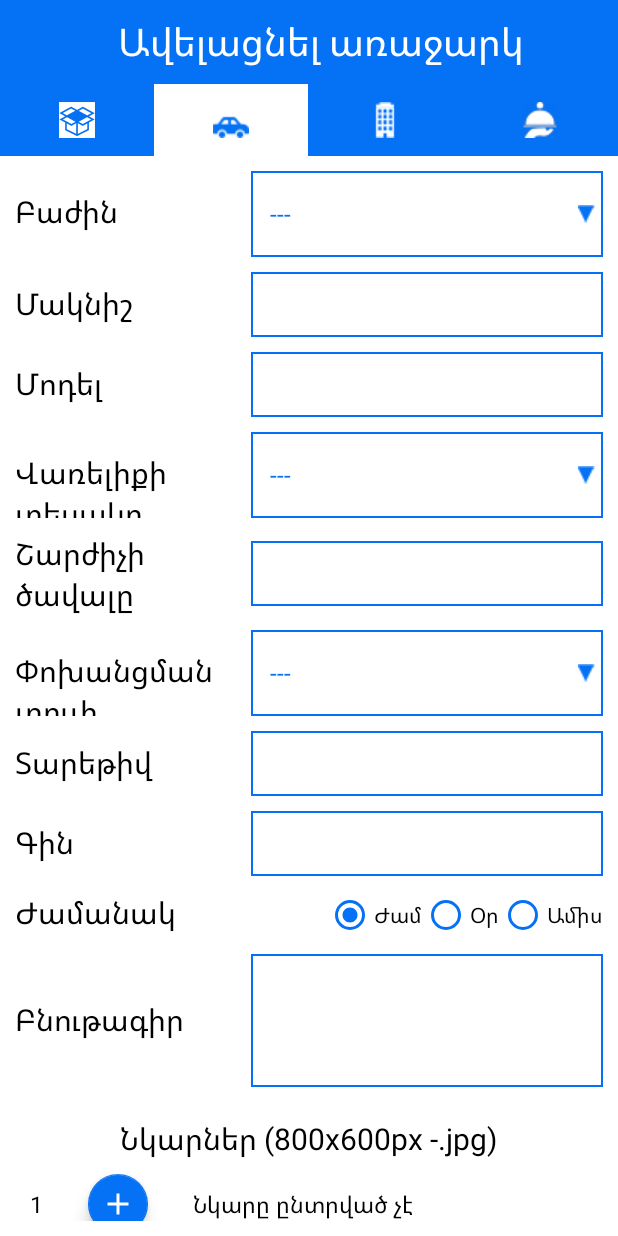
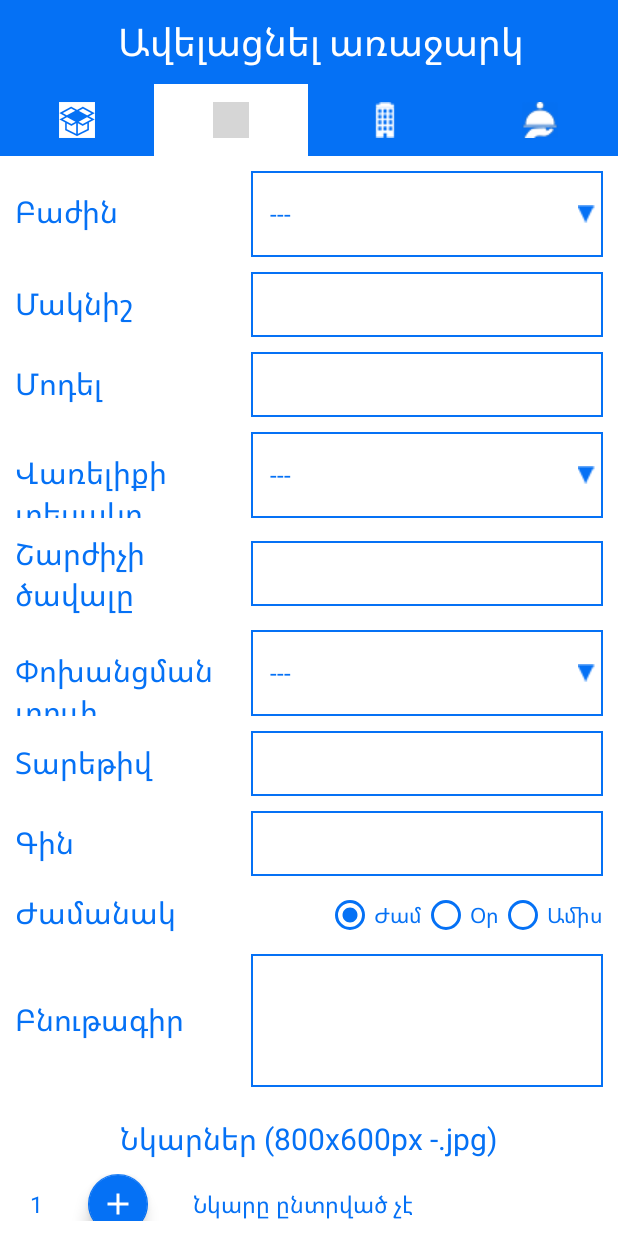
Before and after one commit to Aramucho/Prokat.am, an Android app: the GoodsFragment screen opened directly, with no data from a screen before it, tab 2 chosen, on a phone screen of 412 x 824 dp. Run offline under Robolectric (Android 15) with nearby library versions, the phone set to English and light mode, and no system bars; grey boxes are pictures that could not be loaded.

Commit message:
TextColors

```diff
--- a/app/src/main/res/drawable/transport_icon_change.xml
+++ b/app/src/main/res/drawable/background_color.xml
@@ -1,4 +1,5 @@
+<?xml version="1.0" encoding="utf-8"?>
 <selector xmlns:android="http://schemas.android.com/apk/res/android">
-    <item android:drawable="@drawable/transport_icon_checked" android:state_selected="true" ></item>
-    <item android:drawable="@drawable/transport_icon"></item>
+    <item android:color="@color/maincolorblue" android:state_checked="true"/>
+    <item android:color="@color/maincolorwhite"/>
 </selector>
--- a/app/src/main/res/layout/about_fragment.xml
+++ b/app/src/main/res/layout/about_fragment.xml
@@ -11,7 +11,7 @@
         android:layout_height="wrap_content"
         android:layout_centerHorizontal="true"
         android:text="@string/about"
-        android:textColor="#000000"
+        android:textColor="@color/maincolorblue"
         android:textSize="25sp" />
 
     <ScrollView
@@ -25,7 +25,7 @@
             android:layout_width="wrap_content"
             android:layout_height="wrap_content"
             android:text="@string/about_all"
-            android:textColor="#000000"
+            android:textColor="@color/maincolorblue"
             android:padding="10dp" />
 
     </ScrollView>
--- a/app/src/main/res/layout/activity_main.xml
+++ b/app/src/main/res/layout/activity_main.xml
@@ -19,10 +19,10 @@
         android:layout_height="match_parent"
         android:layout_gravity="start"
         android:background="#0571f5"
-        android:backgroundTintMode="@color/maincolorwhite"
+        android:backgroundTintMode="@color/maincolorblue"
         android:fitsSystemWindows="true"
         app:arc_cropDirection="cropOutside"
-        app:arc_width="40dp"
+        app:arc_width="96dp"
         app:headerLayout="@layout/nav_header_main"
         app:itemIconTint="@color/drawer_item"
         app:itemTextColor="@color/drawer_item"
--- a/app/src/main/res/layout/conditions_fragment.xml
+++ b/app/src/main/res/layout/conditions_fragment.xml
@@ -11,7 +11,7 @@
         android:text="@string/conditions"
         android:id="@+id/conditions_title"
         android:textSize="30sp"
-        android:textColor="#000000"
+        android:textColor="@color/maincolorblue"
         android:gravity="center"/>
     <me.biubiubiu.justifytext.library.JustifyTextView
         android:layout_width="wrap_content"
@@ -19,7 +19,7 @@
         android:layout_marginTop="15dp"
         android:text="@string/conditions_all"
         android:layout_below="@id/conditions_title"
-        android:textColor="#000000"
+        android:textColor="@color/maincolorblue"
         android:padding="10dp" />
 
 </RelativeLayout>
--- a/app/src/main/res/layout/transport_fragment.xml
+++ b/app/src/main/res/layout/transport_fragment.xml
@@ -29,7 +29,7 @@
                     android:gravity="center_vertical"
                     android:minHeight="40dp"
                     android:text="@string/section"
-                    android:textColor="#000000"
+                    android:textColor="@color/maincolorblue"
                     android:textSize="20sp" />
 
                 <Spinner
@@ -37,8 +37,8 @@
                     android:layout_width="match_parent"
                     android:layout_height="wrap_content"
                     android:layout_weight="0.4"
+                    android:background="@drawable/spinner_selector"
                     android:minHeight="40dp"
-                    android:background="@drawable/spinner_selector"
                     android:popupBackground="@color/maincolorwhite"
 
 
@@ -63,7 +63,7 @@
                     android:gravity="center_vertical"
                     android:minHeight="40dp"
                     android:text="@string/transport_mark"
-                    android:textColor="#000000"
+                    android:textColor="@color/maincolorblue"
                     android:textSize="20sp" />
 
                 <EditText
@@ -93,7 +93,7 @@
                     android:layout_weight="0.6"
                     android:gravity="center_vertical"
                     android:text="@string/transport_model"
-                    android:textColor="#000000"
+                    android:textColor="@color/maincolorblue"
                     android:textSize="20sp" />
 
                 <EditText
@@ -123,7 +123,7 @@
                     android:layout_weight="0.6"
                     android:gravity="center_vertical"
                     android:text="@string/engine_type"
-                    android:textColor="#000000"
+                    android:textColor="@color/maincolorblue"
                     android:textSize="20sp" />
 
                 <Spinner
@@ -132,8 +132,7 @@
                     android:layout_height="wrap_content"
                     android:layout_weight="0.4"
                     android:background="@drawable/spinner_selector"
-                    android:popupBackground="@color/maincolorwhite"
-                     />
+                    android:popupBackground="@color/maincolorwhite" />
 
 
             </LinearLayout>
@@ -143,8 +142,8 @@
                 android:layout_width="match_parent"
                 android:layout_height="match_parent"
                 android:layout_below="@id/transport_engine_type_layout"
-                android:orientation="horizontal"
-                android:layout_marginTop="10dp">
+                android:layout_marginTop="10dp"
+                android:orientation="horizontal">
 
                 <TextView
                     android:id="@+id/transport_engine_volume"
@@ -154,17 +153,17 @@
                     android:layout_weight="0.6"
                     android:minHeight="50dp"
                     android:text="@string/engine_volume"
-                    android:textColor="#000000"
+                    android:textColor="@color/maincolorblue"
                     android:textSize="20sp" />
 
                 <EditText
-                    android:layout_marginTop="5dp"
                     android:id="@+id/transport_engine_volume_edit"
                     android:layout_width="match_parent"
                     android:layout_height="wrap_content"
+                    android:layout_marginTop="5dp"
                     android:layout_weight="0.4"
+                    android:background="@drawable/edit_text_drawable"
                     android:gravity="fill"
-                    android:background="@drawable/edit_text_drawable"
                     android:inputType="number"
                     android:minHeight="43dp"
                     android:textColor="#000000" />
@@ -187,7 +186,7 @@
                     android:layout_weight="0.6"
                     android:gravity="center_vertical"
                     android:text="@string/box"
-                    android:textColor="#000000"
+                    android:textColor="@color/maincolorblue"
                     android:textSize="20sp" />
 
                 <Spinner
@@ -196,8 +195,7 @@
                     android:layout_height="wrap_content"
                     android:layout_weight="0.4"
                     android:background="@drawable/spinner_selector"
-                    android:popupBackground="@color/maincolorwhite"
-                     />
+                    android:popupBackground="@color/maincolorwhite" />
 
 
             </LinearLayout>
@@ -216,7 +214,7 @@
                     android:layout_height="wrap_content"
                     android:layout_weight="0.6"
                     android:text="@string/year"
-                    android:textColor="#000000"
+                    android:textColor="@color/maincolorblue"
                     android:textSize="20sp" />
 
                 <EditText
@@ -237,9 +235,8 @@
                 android:layout_width="match_parent"
                 android:layout_height="match_parent"
                 android:layout_below="@id/transport_year_layout"
-                android:orientation="horizontal"
-android:layout_marginTop="10dp"
-                >
+                android:layout_marginTop="10dp"
+                android:orientation="horizontal">
 
                 <TextView
                     android:id="@+id/transport_price"
@@ -248,7 +245,7 @@ android:layout_marginTop="10dp"
                     android:layout_weight="0.6"
                     android:gravity="center_vertical"
                     android:text="@string/price"
-                    android:textColor="#000000"
+                    android:textColor="@color/maincolorblue"
                     android:textSize="20sp" />
 
                 <EditText
@@ -278,7 +275,7 @@ android:layout_marginTop="10dp"
                     android:layout_weight="0.6"
                     android:gravity="center_vertical"
                     android:text="@string/time_period"
-                    android:textColor="#000000"
+                    android:textColor="@color/maincolorblue"
                     android:textSize="20sp" />
 
                 <RadioGroup
@@ -292,7 +289,7 @@ android:layout_marginTop="10dp"
                         android:layout_height="wrap_content"
                         android:checked="true"
                         android:text="@string/hour"
-                        android:textColor="#000000"
+                        android:textColor="@color/maincolorblue"
                         android:theme="@style/RadioButtonTheme" />
 
                     <RadioButton
@@ -300,7 +297,7 @@ android:layout_marginTop="10dp"
                         android:layout_width="wrap_content"
                         android:layout_height="wrap_content"
                         android:text="@string/day"
-                        android:textColor="#000000"
+                        android:textColor="@color/maincolorblue"
                         android:theme="@style/RadioButtonTheme" />
 
                     <RadioButton
@@ -308,7 +305,7 @@ android:layout_marginTop="10dp"
                         android:layout_width="wrap_content"
                         android:layout_height="wrap_content"
                         android:text="@string/month"
-                        android:textColor="#000000"
+                        android:textColor="@color/maincolorblue"
                         android:theme="@style/RadioButtonTheme" />
 
                 </RadioGroup>
@@ -330,7 +327,7 @@ android:layout_marginTop="10dp"
                     android:layout_height="wrap_content"
                     android:layout_weight="0.6"
                     android:text="@string/description"
-                    android:textColor="#000000"
+                    android:textColor="@color/maincolorblue"
                     android:textSize="20sp" />
 
                 <EditText
@@ -359,7 +356,7 @@ android:layout_marginTop="10dp"
                     android:layout_height="wrap_content"
                     android:layout_marginTop="10dp"
                     android:text="@string/photos_title"
-                    android:textColor="#000000"
+                    android:textColor="@color/maincolorblue"
                     android:textSize="20sp" />
 
             </LinearLayout>
@@ -378,7 +375,7 @@ android:layout_marginTop="10dp"
                     android:layout_marginLeft="10dp"
                     android:layout_marginTop="9dp"
                     android:text="1"
-                    android:textColor="#000000"
+                    android:textColor="@color/maincolorblue"
                     android:textSize="15sp" />
 
                 <android.support.design.widget.FloatingActionButton
@@ -394,7 +391,6 @@ android:layout_marginTop="10dp"
                     />
 
 
-
                 <TextView
                     android:id="@+id/transport_choose_photos_name_1"
                     android:layout_width="wrap_content"
@@ -403,7 +399,7 @@ android:layout_marginTop="10dp"
                     android:layout_marginTop="9dp"
                     android:layout_toEndOf="@id/transport_choose_button_1"
                     android:text="@string/photo_not_choose"
-                    android:textColor="#000000"
+                    android:textColor="@color/maincolorblue"
                     android:textSize="15sp" />
 
 
@@ -423,7 +419,7 @@ android:layout_marginTop="10dp"
                     android:layout_marginLeft="10dp"
                     android:layout_marginTop="9dp"
                     android:text="2"
-                    android:textColor="#000000"
+                    android:textColor="@color/maincolorblue"
                     android:textSize="15sp" />
 
                 <android.support.design.widget.FloatingActionButton
@@ -433,9 +429,7 @@ android:layout_marginTop="10dp"
                     android:layout_marginLeft="30dp"
                     android:layout_toEndOf="@id/transport_photos_name_2"
                     android:src="@drawable/add"
-                    app:fabSize="mini"
-                    />
-
+                    app:fabSize="mini" />
 
 
                 <TextView
@@ -446,7 +440,7 @@ android:layout_marginTop="10dp"
                     android:layout_marginTop="9dp"
                     android:layout_toEndOf="@id/transport_choose_button_2"
                     android:text="@string/photo_not_choose"
-                    android:textColor="#000000"
+                    android:textColor="@color/maincolorblue"
                     android:textSize="15sp" />
 
 
@@ -466,7 +460,7 @@ android:layout_marginTop="10dp"
                     android:layout_marginLeft="10dp"
                     android:layout_marginTop="9dp"
                     android:text="3"
-                    android:textColor="#000000"
+                    android:textColor="@color/maincolorblue"
                     android:textSize="15sp" />
 
                 <android.support.design.widget.FloatingActionButton
@@ -476,9 +470,7 @@ android:layout_marginTop="10dp"
                     android:layout_marginLeft="30dp"
                     android:layout_toEndOf="@id/transport_photos_name_3"
                     android:src="@drawable/add"
-                    app:fabSize="mini"
-                    />
-
+                    app:fabSize="mini" />
 
 
                 <TextView
@@ -489,7 +481,7 @@ android:layout_marginTop="10dp"
                     android:layout_marginTop="9dp"
                     android:layout_toEndOf="@id/transport_choose_button_3"
                     android:text="@string/photo_not_choose"
-                    android:textColor="#000000"
+                    android:textColor="@color/maincolorblue"
                     android:textSize="15sp" />
 
 
@@ -509,7 +501,7 @@ android:layout_marginTop="10dp"
                     android:layout_marginLeft="10dp"
                     android:layout_marginTop="9dp"
                     android:text="4"
-                    android:textColor="#000000"
+                    android:textColor="@color/maincolorblue"
                     android:textSize="15sp" />
 
                 <android.support.design.widget.FloatingActionButton
@@ -519,9 +511,7 @@ android:layout_marginTop="10dp"
                     android:layout_marginLeft="30dp"
                     android:layout_toEndOf="@id/transport_photos_name_4"
                     android:src="@drawable/add"
-                    app:fabSize="mini"
-                    />
-
+                    app:fabSize="mini" />
 
 
                 <TextView
@@ -532,7 +522,7 @@ android:layout_marginTop="10dp"
                     android:layout_marginTop="9dp"
                     android:layout_toEndOf="@id/transport_choose_button_4"
                     android:text="@string/photo_not_choose"
-                    android:textColor="#000000"
+                    android:textColor="@color/maincolorblue"
                     android:textSize="15sp" />
 
 
@@ -542,9 +532,9 @@ android:layout_marginTop="10dp"
                 android:id="@+id/transport_choose_photo_layout_5"
                 android:layout_width="match_parent"
                 android:layout_height="wrap_content"
-                android:layout_marginTop="11dp"
+                android:layout_alignParentStart="true"
                 android:layout_below="@+id/transport_choose_photo_layout_4"
-                android:layout_alignParentStart="true">
+                android:layout_marginTop="11dp">
 
                 <TextView
                     android:id="@+id/transport_photos_name_5"
@@ -553,7 +543,7 @@ android:layout_marginTop="10dp"
                     android:layout_marginLeft="10dp"
                     android:layout_marginTop="9dp"
                     android:text="5"
-                    android:textColor="#000000"
+                    android:textColor="@color/maincolorblue"
                     android:textSize="15sp" />
 
                 <android.support.design.widget.FloatingActionButton
@@ -563,9 +553,7 @@ android:layout_marginTop="10dp"
                     android:layout_marginLeft="30dp"
                     android:layout_toEndOf="@id/transport_photos_name_5"
                     android:src="@drawable/add"
-                    app:fabSize="mini"
-                    />
-
+                    app:fabSize="mini" />
 
 
                 <TextView
@@ -576,7 +564,7 @@ android:layout_marginTop="10dp"
                     android:layout_marginTop="9dp"
                     android:layout_toEndOf="@id/transport_choose_button_5"
                     android:text="@string/photo_not_choose"
-                    android:textColor="#000000"
+                    android:textColor="@color/maincolorblue"
                     android:textSize="15sp" />
 
 
@@ -596,7 +584,7 @@ android:layout_marginTop="10dp"
                     android:gravity="center"
                     android:minHeight="40dp"
                     android:text="@string/contacts"
-                    android:textColor="#000000"
+                    android:textColor="@color/maincolorblue"
                     android:textSize="20sp" />
 
                 <LinearLayout
@@ -614,9 +602,9 @@ android:layout_marginTop="10dp"
                         android:background="@drawable/edit_text_drawable"
                         android:hint="@string/namehint"
                         android:minHeight="40dp"
+                        android:paddingLeft="10dp"
                         android:textColor="#000000"
-                        android:textColorHint="@color/hintcolor"
-                        android:paddingLeft="10dp"/>
+                        android:textColorHint="@color/hintcolor" />
 
                     <EditText
                         android:id="@+id/transport_contacts_email"
@@ -626,9 +614,9 @@ android:layout_marginTop="10dp"
                         android:background="@drawable/edit_text_drawable"
                         android:hint="@string/emaihint"
                         android:minHeight="40dp"
+                        android:paddingLeft="10dp"
                         android:textColor="#000000"
-                        android:textColorHint="@color/hintcolor"
-                        android:paddingLeft="10dp"/>
+                        android:textColorHint="@color/hintcolor" />
 
                     <EditText
                         android:id="@+id/transport_contacts_phone"
@@ -638,9 +626,9 @@ android:layout_marginTop="10dp"
                         android:background="@drawable/edit_text_drawable"
                         android:hint="@string/phonehint"
                         android:minHeight="40dp"
+                        android:paddingLeft="10dp"
                         android:textColor="#000000"
-                        android:textColorHint="@color/hintcolor"
-                        android:paddingLeft="10dp"/>
+                        android:textColorHint="@color/hintcolor" />
 
                     <EditText
                         android:id="@+id/transport_contacts_notes"
@@ -652,9 +640,9 @@ android:layout_marginTop="10dp"
                         android:gravity="top"
                         android:hint="@string/noteshint"
                         android:minLines="4"
+                        android:paddingLeft="10dp"
                         android:textColor="#000000"
-                        android:textColorHint="@color/hintcolor"
-                        android:paddingLeft="10dp"/>
+                        android:textColorHint="@color/hintcolor" />
 
                 </LinearLayout>
 
@@ -667,8 +655,7 @@ android:layout_marginTop="10dp"
                     android:layout_marginBottom="10dp"
                     android:background="@color/maincolorblue"
                     android:text="@string/add_button"
-                    android:textAllCaps="false"
-                    />
+                    android:textAllCaps="false" />
 
 
             </RelativeLayout>
--- a/app/src/main/res/values/colors.xml
+++ b/app/src/main/res/values/colors.xml
@@ -6,6 +6,8 @@
     <color name="maincolorblue">#0571f5</color>
     <color name="maincolorwhite">#FFFFFF</color>
     <color name="hintcolor">#e35c5a5a</color>
+    <color name="backcolor">#afffffff</color>
+
     <array name="progress">
         <item>#0571f5</item>
         <item>#0571f5</item>
--- a/app/src/main/res/values/strings.xml
+++ b/app/src/main/res/values/strings.xml
@@ -76,6 +76,7 @@
     <string name="order">Պատվիրել</string>
     <string name="checkout">Պատվերի ձևակերպում</string>
     <string name="changelang">Փոխել լեզուն</string>
+    <string name="social">Սոցցանցեր</string>
     <string-array name="bydefualt">
         <item>---</item>
     </string-array>
```
Also changed, not shown: app/src/main/java/com/realmucho/prokatproject/Fragments/FeedBackFragment.java (+40 -15 lines), app/src/main/res/drawable/ic_share_black_24dp.xml (added, +9 -0 lines), app/src/main/res/layout/feedback_fragment.xml (+46 -24 lines), app/src/main/res/layout/gooods_fragment.xml (+23 -23 lines), app/src/main/res/layout/realty_fragment.xml (+23 -23 lines), app/src/main/res/layout/service_fragment.xml (+33 -45 lines), 25 other files.
